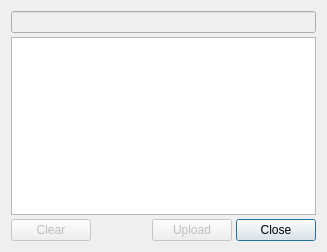
First picture: the form in dialogs/historydialog.ui, repository ckaiser/Lightscreen, before the edit.
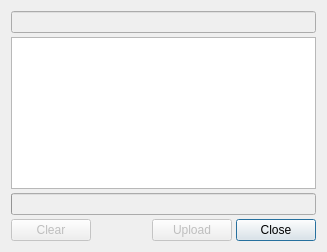
Second picture: the form after the edit. Icons and pictures are not drawn.

What changed in the file:
```diff
--- a/dialogs/historydialog.ui
+++ b/dialogs/historydialog.ui
@@ -43,6 +43,19 @@
      </property>
     </widget>
    </item>
+   <item>
+    <widget class="QProgressBar" name="uploadProgressBar">
+     <property name="enabled">
+      <bool>false</bool>
+     </property>
+     <property name="value">
+      <number>0</number>
+     </property>
+     <property name="textVisible">
+      <bool>false</bool>
+     </property>
+    </widget>
+   </item>
    <item>
     <layout class="QHBoxLayout" name="horizontalLayout">
      <item>
```
